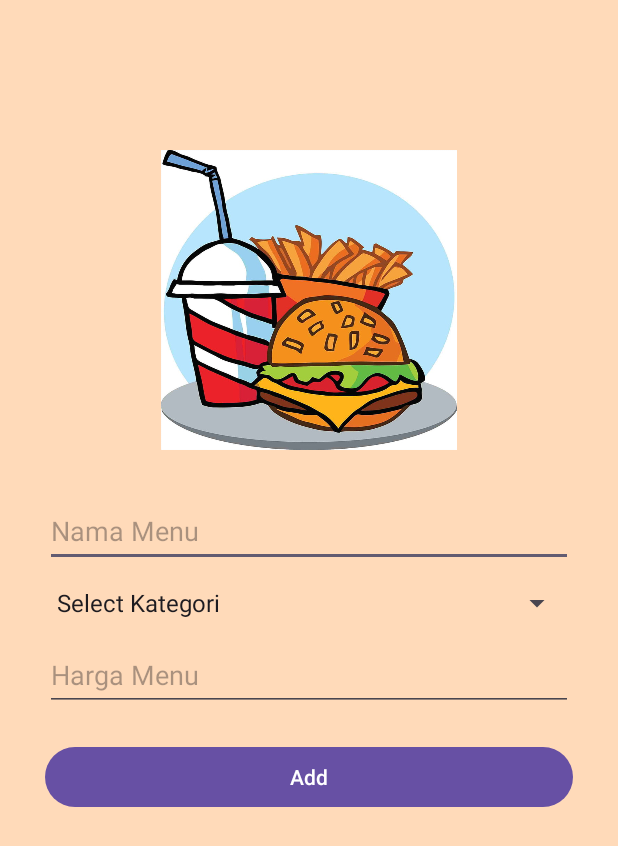
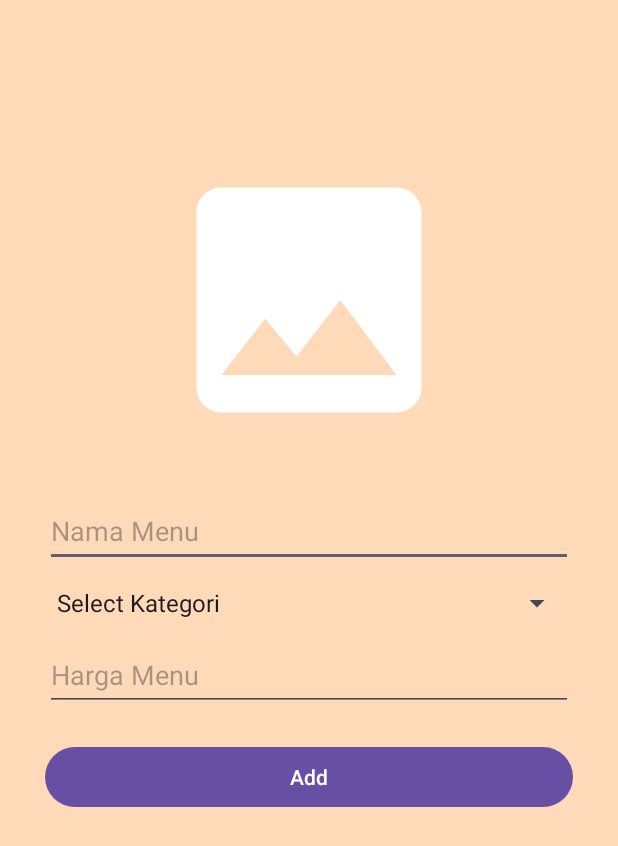
Before and after one commit to salsabilatuadaa/ProjectPBP, an Android app: the ListMenuActivity screen opened directly, with no data from a screen before it, after a tap on an icon or button, on a phone screen of 412 x 824 dp. Shown: the top 846 px of the screen. Run offline under Robolectric (Android 15) with nearby library versions, the phone set to English and light mode, and no system bars; our stand-ins replace CircleImageView; 1 statement that could not run was skipped.

Commit message:
menu fix bangett

```diff
--- a/app/src/main/java/com/android/projectpbp/Activity/CreateMenuActivity.kt
+++ b/app/src/main/java/com/android/projectpbp/Activity/CreateMenuActivity.kt
@@ -49,7 +49,7 @@ class CreateMenuActivity : AppCompatActivity() {
         db = DatabaseHelper(this)
 
 
-        binding.imageView.setOnClickListener {
+        binding.imageMenu.setOnClickListener {
             openGallery()
         }
 
@@ -58,7 +58,7 @@ class CreateMenuActivity : AppCompatActivity() {
             val nama = binding.namaMenu.text.toString()
             val kategori = list.selectedItem.toString()
             val harga = binding.hargaMenu.text.toString().toInt()
-            val bitmap: Bitmap? = (binding.imageView.drawable as? BitmapDrawable)?.bitmap
+            val bitmap: Bitmap? = (binding.imageMenu.drawable as? BitmapDrawable)?.bitmap
 
             val menu = Menu(0, nama,kategori, harga, bitmap)
             db.insertMenu(menu)
@@ -85,7 +85,7 @@ class CreateMenuActivity : AppCompatActivity() {
                     // Konversi InputStream menjadi Bitmap
                     selectedImage = BitmapFactory.decodeStream(inputStream)
                     // Tampilkan gambar di ImageView
-                    binding.imageView.setImageBitmap(selectedImage)
+                    binding.imageMenu.setImageBitmap(selectedImage)
                 }
             } catch (e: IOException) {
                 e.printStackTrace()
--- a/app/src/main/java/com/android/projectpbp/Activity/UpdateMenu.kt
+++ b/app/src/main/java/com/android/projectpbp/Activity/UpdateMenu.kt
@@ -70,6 +70,7 @@ class UpdateMenu : AppCompatActivity() {
 
         binding.editNamaMenu.setText(menu.namamenu)
         binding.editHargaMenu.setText(menu.harga.toString())
+        binding.editImageView.setImageBitmap(menu.gambar)
 
         binding.buttonUpdateMenu.setOnClickListener{
             val newNama = binding.editNamaMenu.text.toString()
--- a/app/src/main/java/com/android/projectpbp/Adapter/MenuAdapter.kt
+++ b/app/src/main/java/com/android/projectpbp/Adapter/MenuAdapter.kt
@@ -16,7 +16,7 @@ import com.android.projectpbp.DatabaseHelper
 import com.android.projectpbp.Model.Menu
 import com.android.projectpbp.R
 
-class MenuAdapter(private var menu : List<Menu>, private val context: Context, private var images: List<Bitmap> = emptyList()) : RecyclerView.Adapter<MenuAdapter.MenuViewHolder>(){
+class MenuAdapter(private var menu : List<Menu>, private val context: Context ) : RecyclerView.Adapter<MenuAdapter.MenuViewHolder>(){
 
     private val db : DatabaseHelper = DatabaseHelper(context)
     class MenuViewHolder(itemView: View) : RecyclerView.ViewHolder(itemView){
@@ -43,7 +43,7 @@ class MenuAdapter(private var menu : List<Menu>, private val context: Context, p
         holder.namaMenu.text = Menu.namamenu
         holder.kategori.text = Menu.kategori
         holder.hargaMenu.text = "Rp " + Menu.harga.toString()
-        holder.gambar.setImageBitmap(images[position])
+        holder.gambar.setImageBitmap(Menu.gambar)
 
         holder.updateButton.setOnClickListener{
             val intent = Intent(holder.itemView.context, UpdateMenu::class.java).apply {
@@ -77,9 +77,8 @@ class MenuAdapter(private var menu : List<Menu>, private val context: Context, p
     }
 
 
-    fun refreshData(newMenu: List<Menu>, newImages: List<Bitmap> = emptyList()){
+    fun refreshData(newMenu: List<Menu>){
         menu = newMenu
-        images = newImages
         notifyDataSetChanged()
     }
 
--- a/app/src/main/java/com/android/projectpbp/DatabaseHelper.kt
+++ b/app/src/main/java/com/android/projectpbp/DatabaseHelper.kt
@@ -37,8 +37,9 @@ class DatabaseHelper(context:Context): SQLiteOpenHelper(context, DATABASE_NAME,
 
         val createMenuQuery = ("CREATE TABLE $TABLE_MENU (" +
                 "$COLUMN_MENU_ID INTEGER PRIMARY KEY AUTOINCREMENT, "+
-                "$COLUMN_MENU_NAMA TEXT,"+
-                "$COLUMN_MENU_HARGA INTEGER)"+
+                "$COLUMN_MENU_NAMA TEXT," +
+                "$COLUMN_MENU_KATEGORI TEXT," +
+                "$COLUMN_MENU_HARGA INTEGER,"+
                 "$COLUMN_MENU_GAMBAR BLOB)")
         db?.execSQL(createMenuQuery)
     }
--- a/app/src/main/res/layout/activity_create_menu.xml
+++ b/app/src/main/res/layout/activity_create_menu.xml
@@ -15,11 +15,11 @@
         android:layout_marginTop="100dp"
         android:paddingHorizontal="30dp">
 
-        <ImageView
-            android:id="@+id/imageView"
-            android:layout_width="0dp"
+        <de.hdodenhof.circleimageview.CircleImageView
+            android:id="@+id/imageMenu"
+            android:layout_width="200dp"
             android:layout_height="200dp"
-            android:src="@drawable/login_food"
+            android:src="@drawable/baseline_insert_photo_24"
             app:layout_constraintEnd_toEndOf="parent"
             app:layout_constraintStart_toStartOf="parent"
             app:layout_constraintTop_toTopOf="parent"
@@ -35,7 +35,7 @@
             android:layout_marginTop="30dp"
             app:layout_constraintEnd_toEndOf="parent"
             app:layout_constraintStart_toStartOf="parent"
-            app:layout_constraintTop_toBottomOf="@+id/imageView" />
+            app:layout_constraintTop_toBottomOf="@+id/imageMenu" />
 
         <!-- Nama Warung -->
         <Spinner
--- a/app/src/main/res/layout/activity_update_menu.xml
+++ b/app/src/main/res/layout/activity_update_menu.xml
@@ -15,7 +15,7 @@
         android:layout_marginTop="100dp"
         android:paddingHorizontal="30dp">
 
-        <ImageView
+        <de.hdodenhof.circleimageview.CircleImageView
             android:id="@+id/editImageView"
             android:layout_width="0dp"
             android:layout_height="200dp"
```
